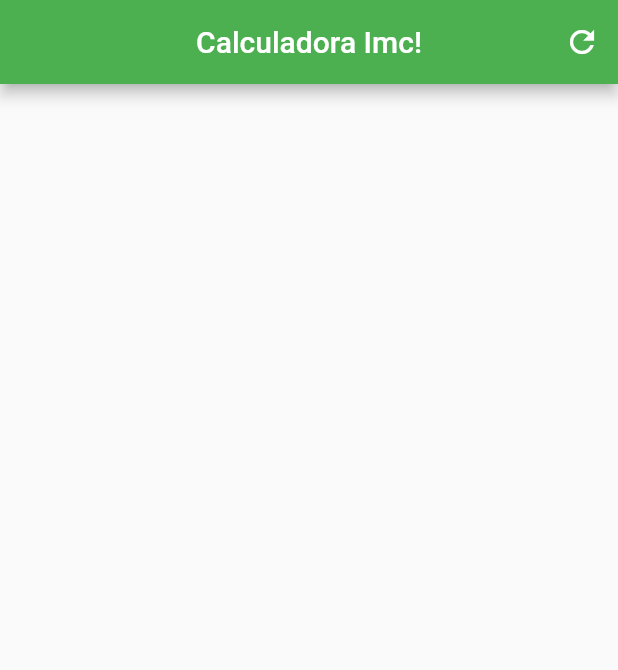
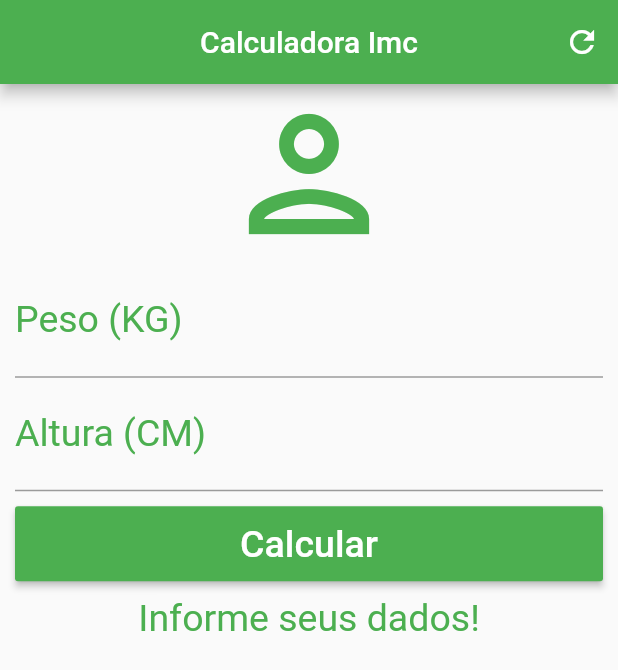
Before and after one commit to YuriLuis/calculadora_imc_flutter, a Flutter app: the screen it shows after launch, on a phone screen of 412 x 824 dp. Shown: the top 670 px of the screen. Run offline on Flutter 3.47's test engine with Material 2 defaults, Android fonts, the phone set to English and light mode, and no system bars.

Commit message:
Projeto Finalizado!

```diff
--- a/lib/main.dart
+++ b/lib/main.dart
@@ -12,17 +12,127 @@ class HomePage extends StatefulWidget {
 }
 
 class _HomePageState extends State<HomePage> {
+  TextEditingController pesoController = TextEditingController();
+  TextEditingController alturaController = TextEditingController();
+  String _infoImc = "Informe seus dados!";
+  GlobalKey<FormState> _formKey = GlobalKey<FormState>();
+
+  void _resetaCamposTextos() {
+    setState(() {
+      pesoController.text = "";
+      alturaController.text = "";
+      _infoImc = "Informe seus dados!";
+    });
+  }
+
+  void calculaImc() {
+    if (_formKey.currentState.validate()) {
+      double peso = double.parse(pesoController.text);
+      double altura = double.parse(alturaController.text) / 100;
+      double imc = peso / (altura * altura);
+      print(imc);
+      verificaQualGrauImc(imc);
+    }
+  }
+
+  void verificaQualGrauImc(double imc) {
+    setState(() {
+      if (imc < 18.6) {
+        _infoImc = "Magro (${imc.toStringAsPrecision(4)})";
+      } else if (imc >= 18.6 && imc <= 24.9) {
+        _infoImc = "Peso Normal (${imc.toStringAsPrecision(4)})";
+      } else if (imc >= 25 && imc <= 29.9) {
+        _infoImc = "Sobrepeso (${imc.toStringAsPrecision(4)})";
+      } else if (imc >= 30 && imc <= 34.9) {
+        _infoImc = "Obesidade Grau I (${imc.toStringAsPrecision(4)})";
+      } else if (imc >= 35 && imc <= 39.9) {
+        _infoImc = "Obesidade Grau II (${imc.toStringAsPrecision(4)})";
+      } else if (imc > 40) {
+        _infoImc = "Obesidade Grau III (${imc.toStringAsPrecision(4)})";
+      } else {
+        _infoImc = "Informe Seus dados";
+      }
+    });
+  }
+
   @override
   Widget build(BuildContext context) {
     return Scaffold(
-      appBar: AppBar(
-        title: Text("Calculadora Imc!"),
-        centerTitle: true,
-        backgroundColor: Colors.green,
-        actions: [IconButton(
-            icon: Icon(Icons.refresh),
-            onPressed: () {})],
-      ),
-    );
+        appBar: AppBar(
+          title: Text("Calculadora Imc"),
+          centerTitle: true,
+          backgroundColor: Colors.green,
+          actions: [
+            IconButton(
+                icon: Icon(Icons.refresh),
+                onPressed: () {
+                  _resetaCamposTextos();
+                })
+          ],
+        ),
+        body: SingleChildScrollView(
+            padding: EdgeInsets.only(left: 10.0, right: 10.0),
+            child: Form(
+              key: _formKey,
+              child: Column(
+                crossAxisAlignment: CrossAxisAlignment.stretch,
+                children: [
+                  Icon(Icons.person_outlined, size: 120.0, color: Colors.green),
+                  TextFormField(
+                    keyboardType: TextInputType.number,
+                    decoration: InputDecoration(
+                        labelText: "Peso (KG)",
+                        labelStyle:
+                            TextStyle(color: Colors.green, fontSize: 25.0)),
+                    textAlign: TextAlign.center,
+                    style: TextStyle(color: Colors.green, fontSize: 25.0),
+                    controller: pesoController,
+                    // ignore: missing_return
+                    validator: (value) {
+                      if (value.isEmpty) {
+                        return "Insira seu peso!";
+                      }
+                    },
+                  ),
+                  TextFormField(
+                    keyboardType: TextInputType.number,
+                    decoration: InputDecoration(
+                        labelText: "Altura (CM)",
+                        labelStyle:
+                            TextStyle(color: Colors.green, fontSize: 25.0)),
+                    textAlign: TextAlign.center,
+                    style: TextStyle(color: Colors.green, fontSize: 25.0),
+                    controller: alturaController,
+                    // ignore: missing_return
+                    validator: (value) {
+                      if (value.isEmpty) {
+                        return "Insira sua altura!";
+                      }
+                    },
+                  ),
+                  Padding(
+                    padding: EdgeInsets.only(top: 10.0, bottom: 10.0),
+                    child: Container(
+                      height: 50.0,
+                      child: RaisedButton(
+                        onPressed: () {
+                          calculaImc();
+                        },
+                        child: Text(
+                          "Calcular",
+                          style: TextStyle(color: Colors.white, fontSize: 25.0),
+                        ),
+                        color: Colors.green,
+                      ),
+                    ),
+                  ),
+                  Text(
+                    _infoImc,
+                    textAlign: TextAlign.center,
+                    style: TextStyle(color: Colors.green, fontSize: 25.0),
+                  )
+                ],
+              ),
+            )));
   }
 }
```
Also changed, not shown: 1 other file.
